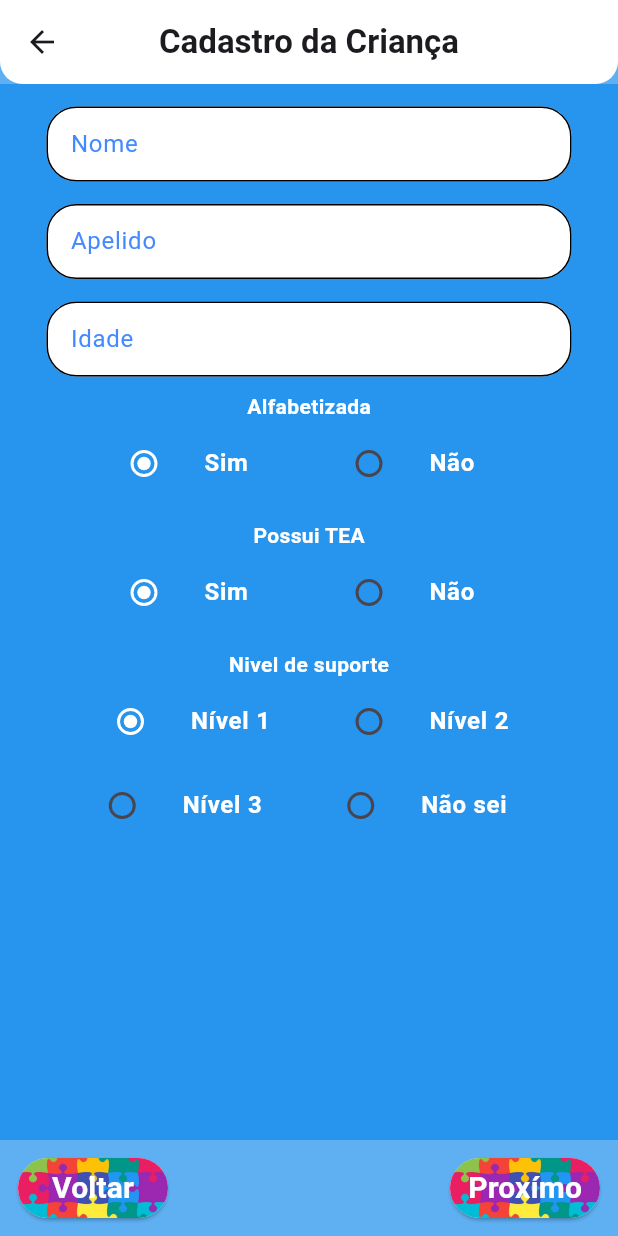
After one commit to LuisAlveser/Gerador_de_contos, a Flutter app: the TelaDeFormularioCrianca screen opened directly, on a phone screen of 412 x 824 dp. The commit adds this screen. Run offline on Flutter 3.47's test engine with Material 3 defaults, Android fonts, the phone set to English and light mode, and no system bars.

Commit message:
Criação da Tela de Cadastro para a Criança

```diff
--- /dev/null
+++ b/lib/TelaParaCadastraCrianca/Pagina1.dart
@@ -0,0 +1,295 @@
+import 'package:flutter/material.dart';
+
+import 'package:tcc/Decoracao/DecoracaoAutenticacao.dart';
+
+class Pagina1FormCrianca extends StatefulWidget {
+  const Pagina1FormCrianca({super.key});
+
+  @override
+  State<Pagina1FormCrianca> createState() => Pagina1FormCriancaState();
+}
+
+List<String> Alfabetizada = ["Sim", "Não"];
+List<String> PossuiTEA = ["Sim", "Não"];
+List<String> NivelSuporte = ["Nivel 1", "Nivel 2", "Nivel 3", "Não informado"];
+
+class Pagina1FormCriancaState extends State<Pagina1FormCrianca> {
+  String selecionadaAlf = Alfabetizada[0];
+  String selecionadaTea = PossuiTEA[0];
+  String selecionadoNivel = NivelSuporte[0];
+
+  @override
+  Widget build(BuildContext context) {
+    return Scaffold(
+      backgroundColor: const Color.fromARGB(167, 10, 134, 235),
+      body: Stack(
+        children: [
+          Form(
+            child: SingleChildScrollView(
+              child: Column(
+                children: [
+                  const SizedBox(height: 15),
+                  SizedBox(
+                    width: 350,
+                    height: 50,
+                    child: TextFormField(
+                      decoration: getAutenticationInputDecoration("Nome"),
+                    ),
+                  ),
+                  const SizedBox(height: 15),
+                  SizedBox(
+                    width: 350,
+                    height: 50,
+                    child: TextFormField(
+                      decoration: getAutenticationInputDecoration("Apelido"),
+                    ),
+                  ),
+                  const SizedBox(height: 15),
+                  SizedBox(
+                    width: 350,
+                    height: 50,
+                    child: TextFormField(
+                      decoration: getAutenticationInputDecoration("Idade"),
+                    ),
+                  ),
+                  const SizedBox(height: 10),
+                  Text(
+                    "Alfabetizada",
+                    style: TextStyle(
+                      fontWeight: FontWeight.bold,
+                      color: Colors.white,
+                    ),
+                  ),
+                  Row(
+                    mainAxisAlignment: MainAxisAlignment.center,
+
+                    children: [
+                      SizedBox(
+                        width: 150,
+                        child: ListTile(
+                          title: Text(
+                            "Sim",
+                            style: TextStyle(
+                              fontWeight: FontWeight.bold,
+                              color: Colors.white,
+                            ),
+                          ),
+                          leading: Radio(
+                            value: Alfabetizada[0],
+                            groupValue: selecionadaAlf,
+                            activeColor: Colors.white,
+                            onChanged: (value) {
+                              setState(() {
+                                selecionadaAlf = value.toString();
+                              });
+                            },
+                          ),
+                        ),
+                      ),
+                      SizedBox(
+                        width: 150,
+
+                        child: ListTile(
+                          title: Text(
+                            "Não",
+                            style: TextStyle(
+                              fontWeight: FontWeight.bold,
+                              color: Colors.white,
+                            ),
+                          ),
+                          leading: Radio(
+                            value: Alfabetizada[1],
+                            groupValue: selecionadaAlf,
+                            activeColor: Colors.white,
+                            onChanged: (value) {
+                              setState(() {
+                                selecionadaAlf = value.toString();
+                              });
+                            },
+                          ),
+                        ),
+                      ),
+                    ],
+                  ),
+
+                  const SizedBox(height: 10),
+                  Text(
+                    "Possui TEA",
+                    style: TextStyle(
+                      fontWeight: FontWeight.bold,
+                      color: Colors.white,
+                    ),
+                  ),
+                  Row(
+                    mainAxisAlignment: MainAxisAlignment.center,
+
+                    children: [
+                      SizedBox(
+                        width: 150,
+                        child: ListTile(
+                          title: Text(
+                            "Sim",
+                            style: TextStyle(
+                              fontWeight: FontWeight.bold,
+                              color: Colors.white,
+                            ),
+                          ),
+                          leading: Radio(
+                            value: PossuiTEA[0],
+                            groupValue: selecionadaTea,
+                            activeColor: Colors.white,
+                            onChanged: (value) {
+                              setState(() {
+                                selecionadaTea = value.toString();
+                              });
+                            },
+                          ),
+                        ),
+                      ),
+                      SizedBox(
+                        width: 150,
+
+                        child: ListTile(
+                          title: Text(
+                            "Não",
+                            style: TextStyle(
+                              fontWeight: FontWeight.bold,
+                              color: Colors.white,
+                            ),
+                          ),
+                          leading: Radio(
+                            value: PossuiTEA[1],
+                            groupValue: selecionadaTea,
+                            activeColor: Colors.white,
+                            onChanged: (value) {
+                              setState(() {
+                                selecionadaTea = value.toString();
+                              });
+                            },
+                          ),
+                        ),
+                      ),
+                    ],
+                  ),
+
+                  const SizedBox(height: 10),
+                  Text(
+                    "Nivel de suporte",
+                    style: TextStyle(
+                      fontWeight: FontWeight.bold,
+                      color: Colors.white,
+                    ),
+                  ),
+                  Row(
+                    mainAxisAlignment: MainAxisAlignment.center,
+
+                    children: [
+                      SizedBox(
+                        width: 159,
+
+                        child: ListTile(
+                          title: Text(
+                            "Nível 1",
+                            style: TextStyle(
+                              fontWeight: FontWeight.bold,
+                              color: Colors.white,
+                            ),
+                          ),
+                          leading: Radio(
+                            value: NivelSuporte[0],
+                            groupValue: selecionadoNivel,
+                            activeColor: Colors.white,
+                            onChanged: (value) {
+                              setState(() {
+                                selecionadoNivel = value.toString();
+                              });
+                            },
+                          ),
+                        ),
+                      ),
+                      SizedBox(
+                        width: 159,
+
+                        child: ListTile(
+                          title: Text(
+                            "Nível 2",
+                            style: TextStyle(
+                              fontWeight: FontWeight.bold,
+                              color: Colors.white,
+                            ),
+                          ),
+                          leading: Radio(
+                            value: NivelSuporte[1],
+                            groupValue: selecionadoNivel,
+                            activeColor: Colors.white,
+                            onChanged: (value) {
+                              setState(() {
+                                selecionadoNivel = value.toString();
+                              });
+                            },
+                          ),
+                        ),
+                      ),
+                    ],
+                  ),
+                  Row(
+                    mainAxisAlignment: MainAxisAlignment.center,
+
+                    children: [
+                      SizedBox(
+                        width: 159,
+
+                        child: ListTile(
+                          title: Text(
+                            "Nível 3",
+                            style: TextStyle(
+                              fontWeight: FontWeight.bold,
+                              color: Colors.white,
+                            ),
+                          ),
+                          leading: Radio(
+                            value: NivelSuporte[2],
+                            groupValue: selecionadoNivel,
+                            activeColor: Colors.white,
+                            onChanged: (value) {
+                              setState(() {
+                                selecionadoNivel = value.toString();
+                              });
+                            },
+                          ),
+                        ),
+                      ),
+                      SizedBox(
+                        width: 170,
+
+                        child: ListTile(
+                          title: Text(
+                            "Não sei",
+                            style: TextStyle(
+                              fontWeight: FontWeight.bold,
+                              color: Colors.white,
+                            ),
+                          ),
+                          leading: Radio(
+                            value: NivelSuporte[3],
+                            groupValue: selecionadoNivel,
+                            activeColor: Colors.white,
+                            onChanged: (value) {
+                              setState(() {
+                                selecionadoNivel = value.toString();
+                              });
+                            },
+                          ),
+                        ),
+                      ),
+                    ],
+                  ),
+                ],
+              ),
+            ),
+          ),
+        ],
+      ),
+    );
+  }
+}
--- /dev/null
+++ b/lib/TelaParaCadastraCrianca/Pagina2.dart
@@ -0,0 +1,15 @@
+import 'package:flutter/material.dart';
+
+class Pagina2FormCrianca extends StatefulWidget {
+  const Pagina2FormCrianca({super.key});
+
+  @override
+  State<Pagina2FormCrianca> createState() => _Pagina2FormCriancaState();
+}
+
+class _Pagina2FormCriancaState extends State<Pagina2FormCrianca> {
+  @override
+  Widget build(BuildContext context) {
+    return Scaffold(body: Text("ggg"));
+  }
+}
--- /dev/null
+++ b/lib/Telas/TelaDeCadastroCrianca.dart
@@ -0,0 +1,138 @@
+import 'package:flutter/material.dart';
+import 'package:tcc/TelaParaCadastraCrianca/Pagina1.dart';
+import 'package:tcc/TelaParaCadastraCrianca/Pagina2.dart';
+
+class TelaDeFormularioCrianca extends StatefulWidget {
+  const TelaDeFormularioCrianca({super.key});
+
+  @override
+  State<TelaDeFormularioCrianca> createState() =>
+      _TelaDeFormularioCriancaState();
+}
+
+class _TelaDeFormularioCriancaState extends State<TelaDeFormularioCrianca> {
+  List<Widget> paginas = [Pagina1FormCrianca(), Pagina2FormCrianca()];
+  final controller = PageController(initialPage: 0);
+
+  // Mapeia o índice da página para sua GlobalKey
+  final Map<int, GlobalKey<FormState>> formKeys = {
+    // 0: pagina1FormKey, // Chave da Pagina1FormCrianca
+    //  1: pagina2FormKey, // Chave da Pagina2FormCrianca
+  };
+  int _currentPageIndex = 0; //Página atual
+
+  @override
+  Widget build(BuildContext context) {
+    return Scaffold(
+      backgroundColor: const Color.fromARGB(167, 10, 134, 235),
+      appBar: AppBar(
+        centerTitle: true,
+        shape: RoundedRectangleBorder(
+          borderRadius: BorderRadius.vertical(bottom: Radius.circular(15)),
+        ),
+
+        title: const Text(
+          'Cadastro da Criança',
+
+          style: TextStyle(fontWeight: FontWeight.bold),
+        ),
+        backgroundColor: Colors.white,
+      ),
+
+      body: PageView(
+        controller: controller,
+        children: const <Widget>[Pagina1FormCrianca(), Pagina2FormCrianca()],
+      ),
+      bottomNavigationBar: Padding(
+        padding: const EdgeInsets.all(4.0),
+        child: Row(
+          mainAxisAlignment: MainAxisAlignment.spaceBetween,
+          children: [
+            Padding(
+              padding: const EdgeInsets.all(8.0),
+              child: SizedBox(
+                width: 100.0,
+                height: 40.0,
+
+                child: ElevatedButton(
+                  onPressed: () {
+                    controller.jumpToPage(0);
+                  },
+                  style: ElevatedButton.styleFrom(
+                    padding: EdgeInsets.zero,
+                    shape: RoundedRectangleBorder(
+                      borderRadius: BorderRadius.circular(20.0),
+                    ),
+                  ),
+                  child: Stack(
+                    alignment: Alignment.center,
+                    children: [
+                      ClipRRect(
+                        borderRadius: BorderRadius.circular(20.0),
+                        child: Image.asset(
+                          'assets/fundo_botao.jpg',
+                          fit: BoxFit.cover,
+                          height: double.infinity,
+                          width: double.infinity,
+                        ),
+                      ),
+                      Text(
+                        "Voltar",
+                        style: TextStyle(
+                          color: Colors.white,
+                          fontSize: 20.0,
+                          fontWeight: FontWeight.bold,
+                        ),
+                      ),
+                    ],
+                  ),
+                ),
+              ),
+            ),
+            Padding(
+              padding: const EdgeInsets.all(8.0),
+              child: SizedBox(
+                width: 100.0,
+                height: 40.0,
+
+                child: ElevatedButton(
+                  onPressed: () {
+                    controller.jumpToPage(1);
+                  },
+                  style: ElevatedButton.styleFrom(
+                    padding: EdgeInsets.zero,
+                    shape: RoundedRectangleBorder(
+                      borderRadius: BorderRadius.circular(20.0),
+                    ),
+                  ),
+                  child: Stack(
+                    alignment: Alignment.center,
+                    children: [
+                      ClipRRect(
+                        borderRadius: BorderRadius.circular(20.0),
+                        child: Image.asset(
+                          'assets/fundo_botao.jpg',
+                          fit: BoxFit.cover,
+                          height: double.infinity,
+                          width: double.infinity,
+                        ),
+                      ),
+                      Text(
+                        "Proxímo",
+                        style: TextStyle(
+                          color: Colors.white,
+                          fontSize: 20.0,
+                          fontWeight: FontWeight.bold,
+                        ),
+                      ),
+                    ],
+                  ),
+                ),
+              ),
+            ),
+          ],
+        ),
+      ),
+    );
+  }
+}
--- a/lib/Telas/TelaDeInicioApp.dart
+++ b/lib/Telas/TelaDeInicioApp.dart
@@ -111,7 +111,9 @@ class _TelaDeInicioState extends State<TelaDeInicio> {
                         ),
                       ),
                       Padding(padding: EdgeInsets.all(10)),
-                      SizedBox(
+                      ClipRRect(
+                        borderRadius: BorderRadius.circular(20.0),
+                        child: SizedBox(
                           width: 200.0,
                           height: 50.0,
 
@@ -148,6 +150,7 @@ class _TelaDeInicioState extends State<TelaDeInicio> {
                                   ),
                                 ),
                               ],
+                            ),
                           ),
                         ),
                       ),
--- a/lib/Telas/TelaPrincipalApp.dart
+++ b/lib/Telas/TelaPrincipalApp.dart
@@ -1,4 +1,5 @@
 import 'package:flutter/material.dart';
+import 'package:tcc/Telas/TelaDeCadastroCrianca.dart';
 
 class TelaPrincipal extends StatefulWidget {
   const TelaPrincipal({super.key});
@@ -69,12 +70,12 @@ class _TelaPrincipalState extends State<TelaPrincipal> {
           BottomNavigationBarItem(
             icon: IconButton(
               onPressed: () {
-                //  Navigator.push(
-                //   context,
-                //  MaterialPageRoute(
-                // builder: (context) => TelaDeFormularioCrianca(),
-                //  ),
-                //  );
+                Navigator.push(
+                  context,
+                  MaterialPageRoute(
+                    builder: (context) => TelaDeFormularioCrianca(),
+                  ),
+                );
               },
               icon: Icon(Icons.person_add_alt_outlined),
             ),
```
Lines whose indentation alone changed are shown as unchanged.
